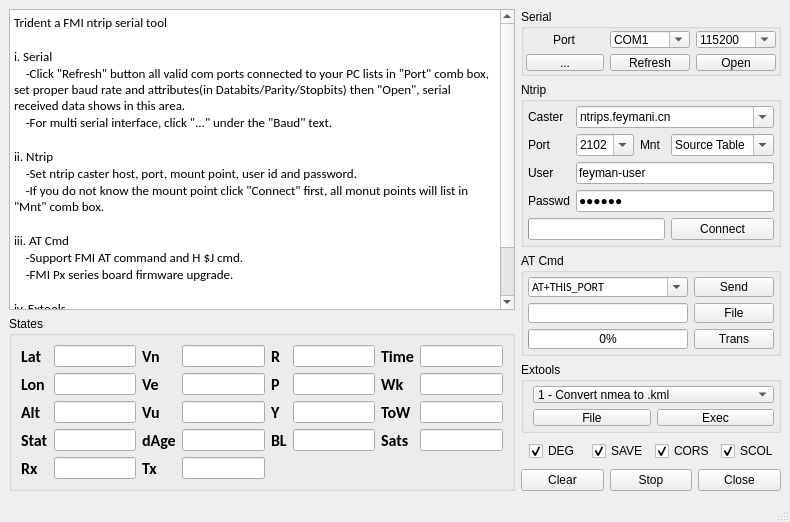
This is gui/mainwindow.ui in linlintaotao/trident3.0 as Qt 5 draws it before an edit. The edited form follows.
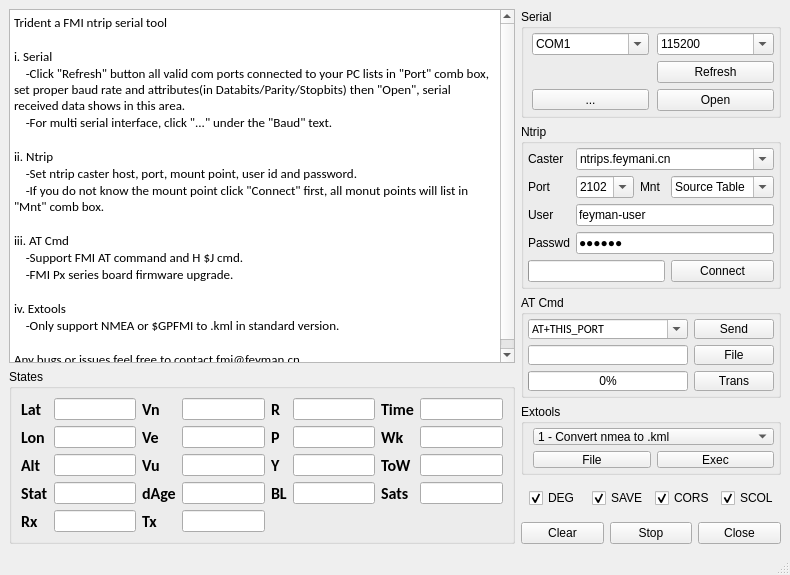
This is the edited form.

Commit message: update mainwindow size

```diff
--- a/gui/mainwindow.ui
+++ b/gui/mainwindow.ui
@@ -7,7 +7,7 @@
     <x>0</x>
     <y>0</y>
     <width>790</width>
-    <height>515</height>
+    <height>574</height>
    </rect>
   </property>
   <property name="windowTitle">
@@ -566,33 +566,48 @@
           <property name="minimumSize">
            <size>
             <width>0</width>
-            <height>0</height>
+            <height>120</height>
            </size>
           </property>
           <property name="maximumSize">
            <size>
             <width>260</width>
-            <height>67</height>
+            <height>120</height>
            </size>
           </property>
           <property name="title">
            <string>Serial</string>
           </property>
           <layout class="QGridLayout" name="gridLayout_4">
+           <property name="sizeConstraint">
+            <enum>QLayout::SetMinimumSize</enum>
+           </property>
            <property name="leftMargin">
-            <number>2</number>
+            <number>8</number>
            </property>
            <property name="topMargin">
-            <number>2</number>
+            <number>4</number>
            </property>
            <property name="rightMargin">
-            <number>2</number>
+            <number>4</number>
            </property>
            <property name="bottomMargin">
-            <number>2</number>
+            <number>4</number>
+           </property>
+           <property name="horizontalSpacing">
+            <number>8</number>
+           </property>
+           <property name="verticalSpacing">
+            <number>6</number>
            </property>
            <item row="0" column="2">
             <widget class="QComboBox" name="cbsbaud">
+             <property name="sizePolicy">
+              <sizepolicy hsizetype="Preferred" vsizetype="Fixed">
+               <horstretch>0</horstretch>
+               <verstretch>0</verstretch>
+              </sizepolicy>
+             </property>
              <property name="editable">
               <bool>true</bool>
              </property>
@@ -649,6 +664,12 @@
            </item>
            <item row="0" column="1">
             <widget class="QComboBox" name="cbsport">
+             <property name="sizePolicy">
+              <sizepolicy hsizetype="Preferred" vsizetype="Fixed">
+               <horstretch>0</horstretch>
+               <verstretch>0</verstretch>
+              </sizepolicy>
+             </property>
              <property name="editable">
               <bool>true</bool>
              </property>
@@ -662,18 +683,14 @@
              </item>
             </widget>
            </item>
-           <item row="0" column="0" alignment="Qt::AlignHCenter">
-            <widget class="QLabel" name="lsport">
-             <property name="text">
-              <string>Port</string>
-             </property>
-             <property name="textInteractionFlags">
-              <set>Qt::NoTextInteraction</set>
-             </property>
-            </widget>
-           </item>
-           <item row="1" column="1">
+           <item row="1" column="2">
             <widget class="QPushButton" name="pushButton_refresh">
+             <property name="sizePolicy">
+              <sizepolicy hsizetype="Preferred" vsizetype="Maximum">
+               <horstretch>0</horstretch>
+               <verstretch>0</verstretch>
+              </sizepolicy>
+             </property>
              <property name="text">
               <string>Refresh</string>
              </property>
@@ -688,17 +705,23 @@
              </property>
             </widget>
            </item>
-           <item row="1" column="2">
+           <item row="3" column="2">
             <widget class="QPushButton" name="pushButton_open">
+             <property name="sizePolicy">
+              <sizepolicy hsizetype="Preferred" vsizetype="Fixed">
+               <horstretch>0</horstretch>
+               <verstretch>0</verstretch>
+              </sizepolicy>
+             </property>
              <property name="text">
               <string>Open</string>
              </property>
             </widget>
            </item>
-           <item row="1" column="0">
+           <item row="3" column="1">
             <widget class="QToolButton" name="toolButton">
              <property name="sizePolicy">
-              <sizepolicy hsizetype="Minimum" vsizetype="Fixed">
+              <sizepolicy hsizetype="Preferred" vsizetype="Fixed">
                <horstretch>0</horstretch>
                <verstretch>0</verstretch>
               </sizepolicy>
@@ -1209,6 +1232,19 @@
           </layout>
          </widget>
         </item>
+        <item>
+         <spacer name="verticalSpacer">
+          <property name="orientation">
+           <enum>Qt::Vertical</enum>
+          </property>
+          <property name="sizeHint" stdset="0">
+           <size>
+            <width>20</width>
+            <height>40</height>
+           </size>
+          </property>
+         </spacer>
+        </item>
         <item>
          <widget class="QWidget" name="widget_2" native="true">
           <property name="enabled">
```
Left out of the diff: 2 changed lines with no effect on the pictures. The commit also changes 2 other files.
